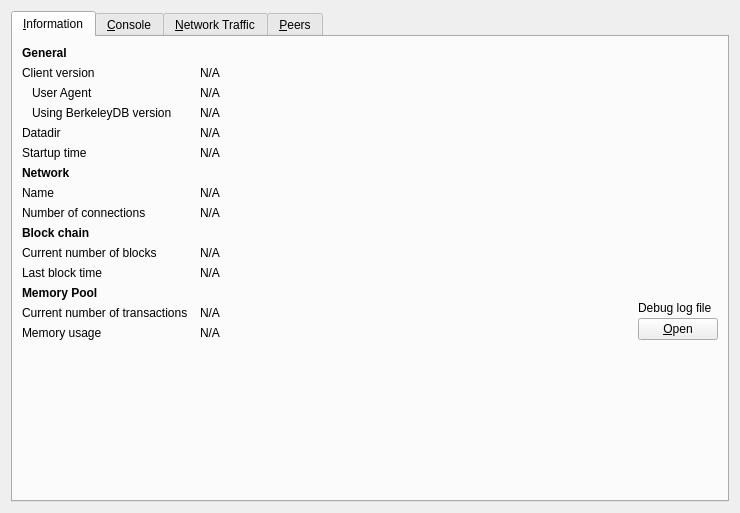
First picture: the form in src/qt/forms/debugwindow.ui, repository THETCR/core, before the edit.
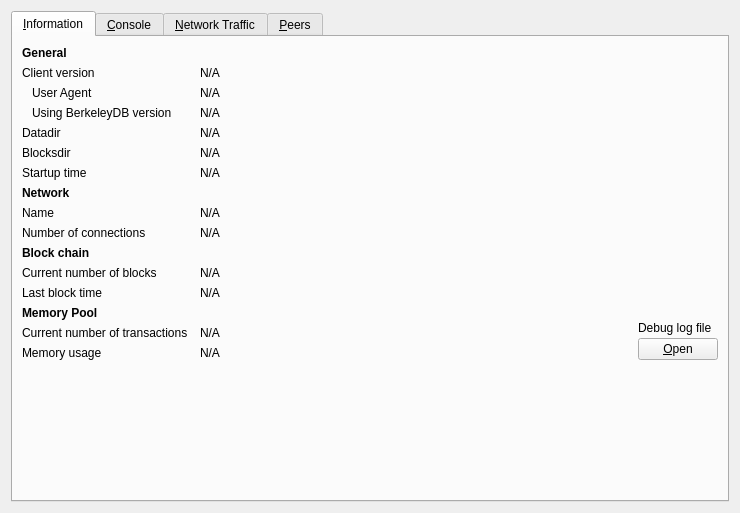
Second picture: the form after the edit. The open tabs and pages were chosen to show the change. Icons and pictures are not drawn. Custom widgets are drawn as their Qt base class.

```diff
--- a/src/qt/forms/debugwindow.ui
+++ b/src/qt/forms/debugwindow.ui
@@ -142,13 +142,42 @@
         </widget>
        </item>
        <item row="5" column="0">
+        <widget class="QLabel" name="label_11">
+         <property name="text">
+          <string>Blocksdir</string>
+         </property>
+        </widget>
+       </item>
+       <item row="5" column="1" colspan="2">
+        <widget class="QLabel" name="blocksDir">
+         <property name="cursor">
+          <cursorShape>IBeamCursor</cursorShape>
+         </property>
+         <property name="toolTip">
+          <string>To specify a non-default location of the blocks directory use the '%1' option.</string>
+         </property>
+         <property name="text">
+          <string>N/A</string>
+         </property>
+         <property name="textFormat">
+          <enum>Qt::PlainText</enum>
+         </property>
+         <property name="wordWrap">
+          <bool>true</bool>
+         </property>
+         <property name="textInteractionFlags">
+          <set>Qt::LinksAccessibleByMouse|Qt::TextSelectableByKeyboard|Qt::TextSelectableByMouse</set>
+         </property>
+        </widget>
+       </item>
+       <item row="6" column="0">
         <widget class="QLabel" name="label_13">
          <property name="text">
           <string>Startup time</string>
          </property>
         </widget>
        </item>
-       <item row="5" column="1" colspan="2">
+       <item row="6" column="1" colspan="2">
         <widget class="QLabel" name="startupTime">
          <property name="cursor">
           <cursorShape>IBeamCursor</cursorShape>
@@ -164,7 +193,7 @@
          </property>
         </widget>
        </item>
-       <item row="6" column="0">
+       <item row="7" column="0">
         <widget class="QLabel" name="labelNetwork">
          <property name="font">
           <font>
@@ -177,14 +206,14 @@
          </property>
         </widget>
        </item>
-       <item row="7" column="0">
+       <item row="8" column="0">
         <widget class="QLabel" name="label_8">
          <property name="text">
           <string>Name</string>
          </property>
         </widget>
        </item>
-       <item row="7" column="1" colspan="2">
+       <item row="8" column="1" colspan="2">
         <widget class="QLabel" name="networkName">
          <property name="cursor">
           <cursorShape>IBeamCursor</cursorShape>
@@ -200,14 +229,14 @@
          </property>
         </widget>
        </item>
-       <item row="8" column="0">
+       <item row="9" column="0">
         <widget class="QLabel" name="label_7">
          <property name="text">
           <string>Number of connections</string>
          </property>
         </widget>
        </item>
-       <item row="8" column="1" colspan="2">
+       <item row="9" column="1" colspan="2">
         <widget class="QLabel" name="numberOfConnections">
          <property name="cursor">
           <cursorShape>IBeamCursor</cursorShape>
@@ -223,7 +252,7 @@
          </property>
         </widget>
        </item>
-       <item row="9" column="0">
+       <item row="10" column="0">
         <widget class="QLabel" name="label_10">
          <property name="font">
           <font>
@@ -236,14 +265,14 @@
          </property>
         </widget>
        </item>
-       <item row="10" column="0">
+       <item row="11" column="0">
         <widget class="QLabel" name="label_3">
          <property name="text">
           <string>Current number of blocks</string>
          </property>
         </widget>
        </item>
-       <item row="10" column="1" colspan="2">
+       <item row="11" column="1" colspan="2">
         <widget class="QLabel" name="numberOfBlocks">
          <property name="cursor">
           <cursorShape>IBeamCursor</cursorShape>
@@ -259,14 +288,14 @@
          </property>
         </widget>
        </item>
-       <item row="11" column="0">
+       <item row="12" column="0">
         <widget class="QLabel" name="labelLastBlockTime">
          <property name="text">
           <string>Last block time</string>
          </property>
         </widget>
        </item>
-       <item row="11" column="1" colspan="2">
+       <item row="12" column="1" colspan="2">
         <widget class="QLabel" name="lastBlockTime">
          <property name="cursor">
           <cursorShape>IBeamCursor</cursorShape>
@@ -282,7 +311,7 @@
          </property>
         </widget>
        </item>
-       <item row="12" column="0">
+       <item row="13" column="0">
         <widget class="QLabel" name="labelMempoolTitle">
          <property name="font">
           <font>
@@ -295,14 +324,14 @@
          </property>
         </widget>
        </item>
-       <item row="13" column="0">
+       <item row="14" column="0">
         <widget class="QLabel" name="labelNumberOfTransactions">
          <property name="text">
           <string>Current number of transactions</string>
          </property>
         </widget>
        </item>
-       <item row="13" column="1">
+       <item row="14" column="1">
         <widget class="QLabel" name="mempoolNumberTxs">
          <property name="cursor">
           <cursorShape>IBeamCursor</cursorShape>
@@ -318,14 +347,14 @@
          </property>
         </widget>
        </item>
-       <item row="14" column="0">
+       <item row="15" column="0">
         <widget class="QLabel" name="labelMemoryUsage">
          <property name="text">
           <string>Memory usage</string>
          </property>
         </widget>
        </item>
-       <item row="14" column="1">
+       <item row="15" column="1">
         <widget class="QLabel" name="mempoolSize">
          <property name="cursor">
           <cursorShape>IBeamCursor</cursorShape>
@@ -341,7 +370,7 @@
          </property>
         </widget>
        </item>
-       <item row="12" column="2" rowspan="3">
+       <item row="13" column="2" rowspan="3">
         <layout class="QVBoxLayout" name="verticalLayoutDebugButton">
          <property name="spacing">
           <number>3</number>
@@ -381,7 +410,7 @@
          </item>
         </layout>
        </item>
-       <item row="15" column="0">
+       <item row="16" column="0">
         <spacer name="verticalSpacer">
          <property name="orientation">
           <enum>Qt::Vertical</enum>
```
Left out of the diff: 3 changed lines with no effect on the pictures. Lines whose indentation alone changed are shown as unchanged.
